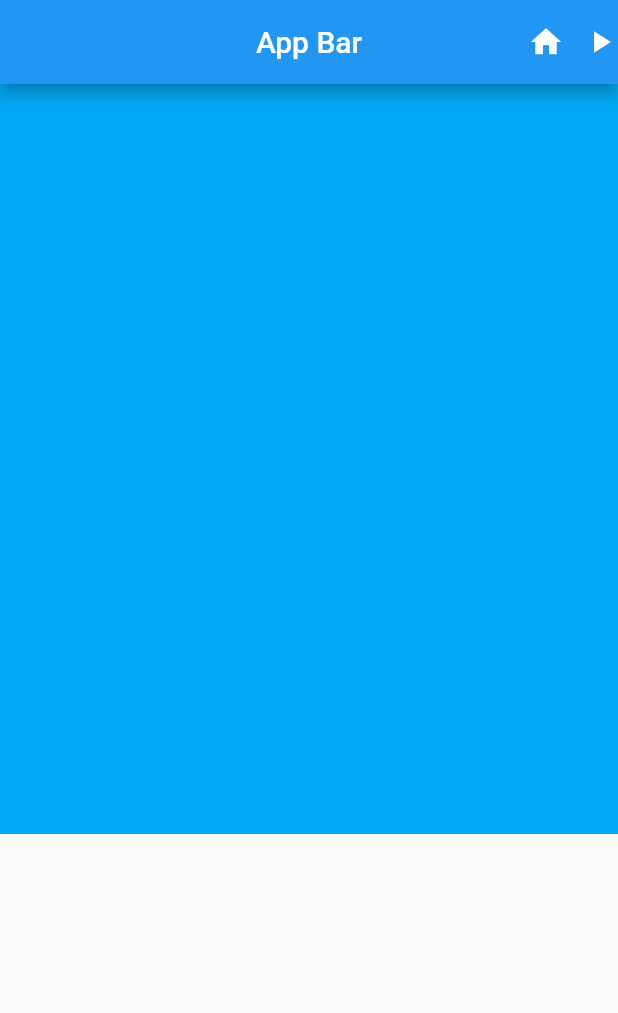
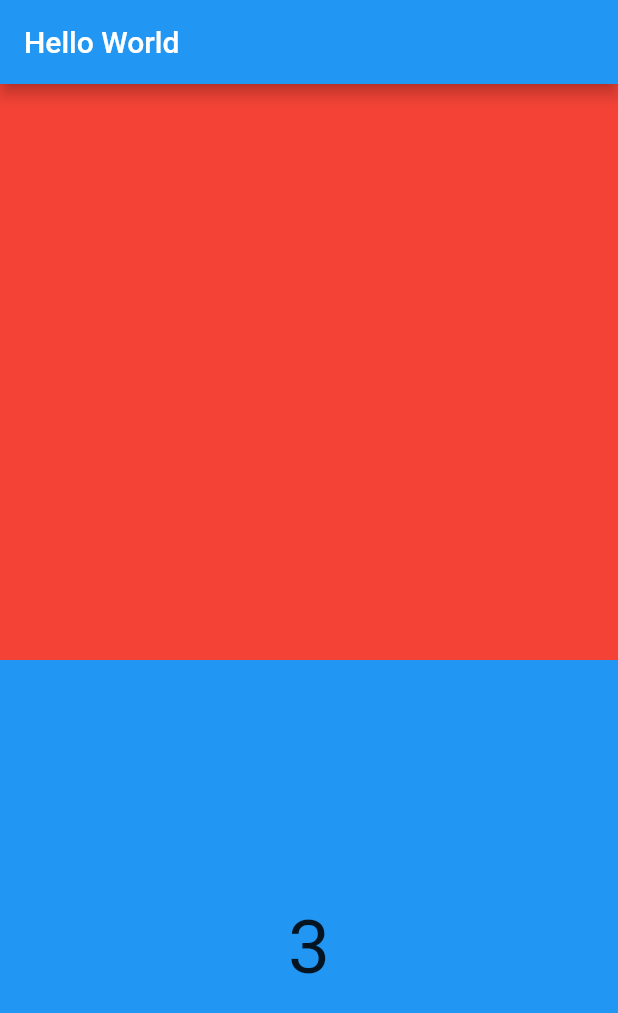
Before and after one commit to rachel-park-dev/my_flutter_project, a Flutter app: the screen it shows after launch, on a phone screen of 412 x 824 dp. Shown: the top 1013 px of the screen. Run offline on Flutter 3.47's test engine with Material 2 defaults, Android fonts, the phone set to English and light mode, and no system bars.

Commit message:
#feat stateful widget.

```diff
--- a/lib/main.dart
+++ b/lib/main.dart
@@ -1,13 +1,105 @@
 import 'package:flutter/material.dart';
 
 void main() {
-  runApp(const MaterialApp(home: Scaffold(body: TextWidget())));
+  runApp(const MaterialApp(home: HomePage()));
 }
 
 /// MaterialApp : 최상위 레이아웃
 /// Scaffold : 화면의 기본 레이아웃 - 도화지
 /// SafeArea : 화면의 안전한 영역 - 도화지의 안쪽 영역
 
+class HomePage extends StatelessWidget {
+  const HomePage({super.key});
+
+  @override
+  Widget build(BuildContext context) {
+    return SafeArea(
+      child: Scaffold(
+        appBar: AppBar(
+          title: const Text('Hello World'),
+        ),
+        body: const Body(),
+      ),
+    );
+  }
+}
+
+class Body extends StatelessWidget {
+  const Body({super.key});
+
+  @override
+  Widget build(BuildContext context) {
+    return const Column(
+      children: [
+        const ExampleStateless(),
+        const ExampleStateful(index: 3),
+      ],
+    );
+  }
+}
+
+class ExampleStateless extends StatelessWidget {
+  const ExampleStateless({super.key});
+
+  @override
+  Widget build(BuildContext context) {
+    return Expanded(child: Container(color: Colors.red));
+  }
+}
+
+class ExampleStateful extends StatefulWidget {
+  final int index;
+  const ExampleStateful({required this.index, super.key});
+
+  @override
+  State<ExampleStateful> createState() => _ExampleStatefulState();
+}
+
+class _ExampleStatefulState extends State<ExampleStateful> {
+  late int _index; // widget.index는 위젯의 프로퍼티  _index는 위젯의 상태(private)
+  late TextEditingController textController;
+
+  @override
+  void initState() {
+    super.initState(); // 상위 클래스의 initState() 호출
+    _index = widget.index;
+    textController = TextEditingController();
+  }
+
+  @override
+  void dispose() {
+    // 위젯이 종료될 때 호출되는 메서드
+    super.dispose(); // 상위 클래스의 dispose() 호출
+    textController.dispose();
+  }
+
+  @override
+  Widget build(BuildContext context) {
+    return Expanded(
+      child: GestureDetector(
+        onTap: () {
+          setState(() {
+            if (_index == 5) {
+              _index = 0;
+              return;
+            }
+            _index++;
+          });
+          print(_index);
+        },
+        child: Container(
+            color: Colors.blue,
+            child: Center(
+                child: Text(
+              '$_index',
+              style: TextStyle(fontSize: 50),
+            ))),
+      ),
+    );
+  }
+}
+
+/*
 class TextWidget extends StatelessWidget {
   const TextWidget({super.key});
 
@@ -31,7 +123,9 @@
     ));
   }
 }
+*/
 
+/*
 class Body extends StatelessWidget {
   const Body({super.key});
 
@@ -54,7 +148,9 @@
         ));
   }
 }
+*/
 
+/*
 class CustomStack extends StatelessWidget {
   const CustomStack({super.key});
 
@@ -90,7 +186,9 @@
     return StackWidget;
   }
 }
+*/
 
+/*
 class CustomContainer extends StatelessWidget {
   const CustomContainer({super.key});
 
@@ -122,3 +220,4 @@
                 style: TextStyle(fontSize: 40, fontWeight: FontWeight.bold))));
   }
 }
+*/
```
